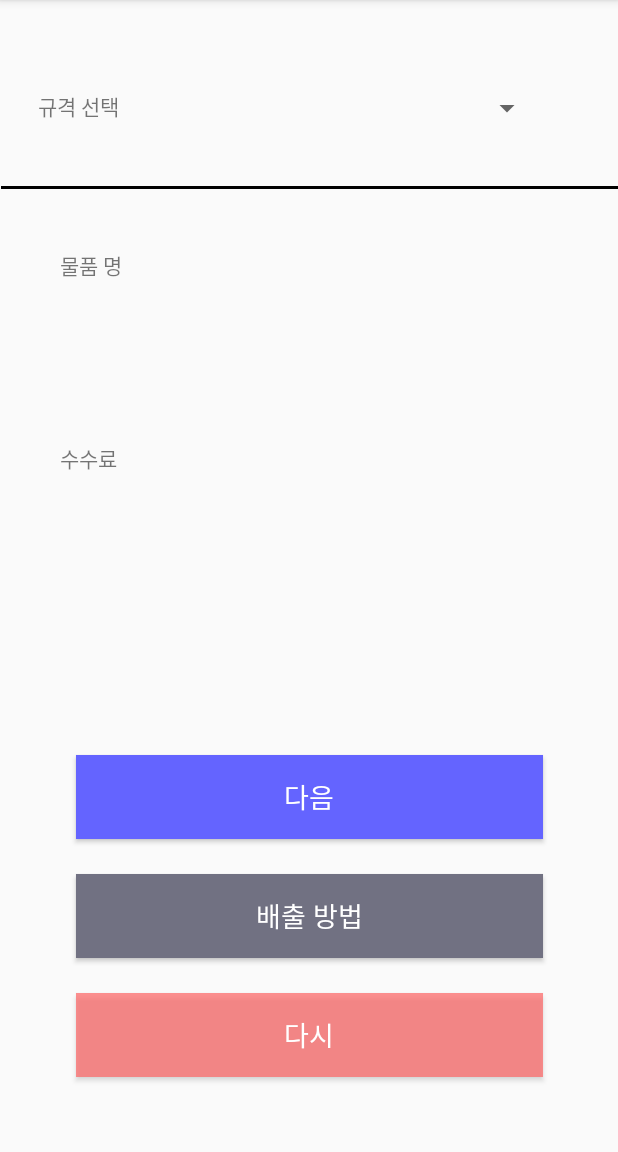
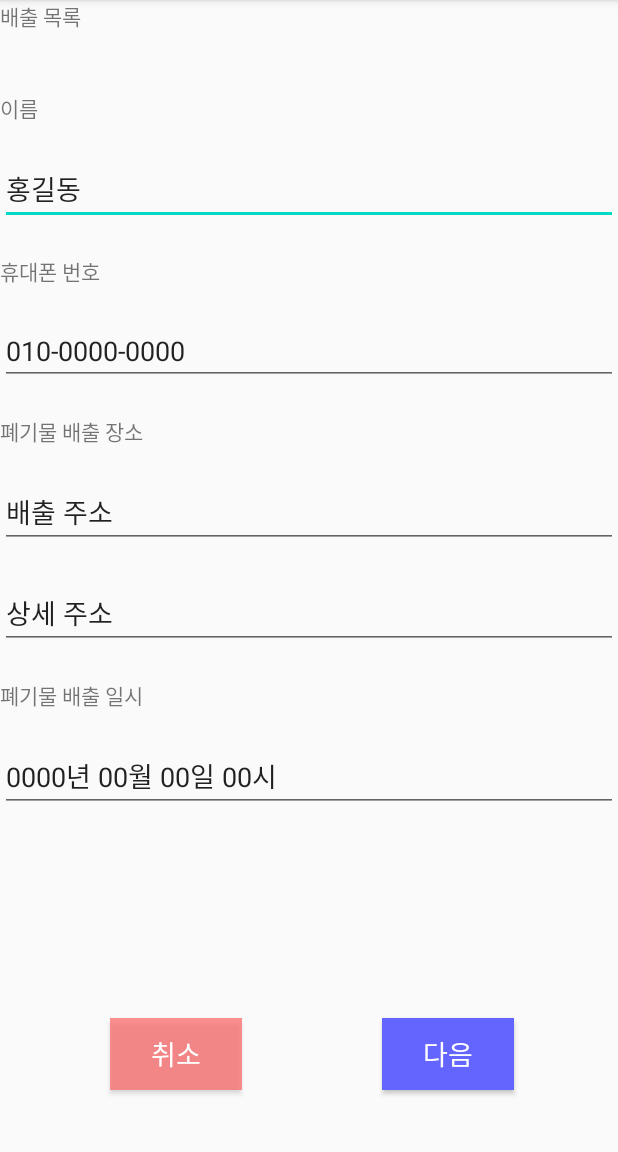
Before and after one commit to Ssook/Hoxy_front, an Android app: the WasteInfoActivity screen opened directly, with no data from a screen before it, after a tap on "다음", on a phone screen of 412 x 824 dp, the part 84-1236 px from its top. Run offline under Robolectric (Android 15) with nearby library versions, the phone set to English and light mode, and no system bars; 1 statement that could not run was skipped.

Commit message:
WasteApplyActivity

```diff
--- a/app/src/main/java/org/techtown/hoxy/waste/ResultActivity.java
+++ b/app/src/main/java/org/techtown/hoxy/waste/ResultActivity.java
@@ -81,7 +81,7 @@ public class ResultActivity extends AppCompatActivity {
 
         @Override
         public void onClick(View v) {
-
+            finish();
             Intent intent = new Intent(ResultActivity.this, WasteInfoActivity.class);
             intent.putExtra("intent_text",intent_text);
             startActivity(intent);
--- /dev/null
+++ b/app/src/main/java/org/techtown/hoxy/waste/WasteApplyActivity.java
@@ -0,0 +1,30 @@
+package org.techtown.hoxy.waste;
+
+import androidx.appcompat.app.AppCompatActivity;
+
+import android.os.Bundle;
+import android.widget.Button;
+import android.widget.EditText;
+import android.widget.ListView;
+import android.widget.TextView;
+
+import org.techtown.hoxy.R;
+
+import java.util.ArrayList;
+
+public class WasteApplyActivity extends AppCompatActivity {
+
+    private ArrayList<WasteInfoItem> apply_waste_list;
+    private ApplyInfo applyInfo;
+    private EditText editText_user_name, editText_phone_num, editText_address, editText_address_detail, editText_date;
+    private ListView listView_applied_waste;
+    private Button button_cancle, button_next;
+
+
+    @Override
+    protected void onCreate(Bundle savedInstanceState) {
+        super.onCreate(savedInstanceState);
+        setContentView(R.layout.activity_waste_apply);
+
+    }
+}
--- a/app/src/main/java/org/techtown/hoxy/waste/WasteInfoActivity.java
+++ b/app/src/main/java/org/techtown/hoxy/waste/WasteInfoActivity.java
@@ -21,6 +21,8 @@ public class WasteInfoActivity extends AppCompatActivity {
     private String waste_code, waste_fee;
     private Spinner waste_size_spinner;
     private String intent_text;
+    private WasteInfoItem waste_item;
+
     @Override
     protected void onCreate(Bundle savedInstanceState) {
         super.onCreate(savedInstanceState);
@@ -64,7 +66,7 @@ public class WasteInfoActivity extends AppCompatActivity {
             @Override
             public void onClick(View v) {
 
-
+                finish();
                 Intent intent = new Intent(WasteInfoActivity.this, ResultActivity.class);
                 intent.putExtra("intent_text", intent_text);
                 startActivity(intent);
@@ -76,7 +78,7 @@ public class WasteInfoActivity extends AppCompatActivity {
             @Override
             public void onClick(View v) {
                 finish();
-                Intent intent = new Intent(WasteInfoActivity.this, WasteInfoActivity.class);
+                Intent intent = new Intent(WasteInfoActivity.this, WasteApplyActivity.class);
                 startActivity(intent);
             }
         });
--- a/app/src/main/java/org/techtown/hoxy/waste/WasteInfoItem.java
+++ b/app/src/main/java/org/techtown/hoxy/waste/WasteInfoItem.java
@@ -9,6 +9,10 @@ public class WasteInfoItem {
     private int waste_fee;
     private int waste_No;
     private String img_Url;
+
+
+
+
 
    /* public String getWaste_name() {
         return waste_name;
--- /dev/null
+++ b/app/src/main/res/layout/activity_waste_apply.xml
@@ -0,0 +1,138 @@
+<?xml version="1.0" encoding="utf-8"?>
+<androidx.constraintlayout.widget.ConstraintLayout xmlns:android="http://schemas.android.com/apk/res/android"
+    xmlns:app="http://schemas.android.com/apk/res-auto"
+    xmlns:tools="http://schemas.android.com/tools"
+    android:layout_width="match_parent"
+    android:layout_height="match_parent"
+    tools:context=".waste.WasteApplyActivity">
+
+    <ScrollView
+        android:id="@+id/scrollView3"
+        android:layout_width="0dp"
+        android:layout_height="0dp"
+        android:layout_marginBottom="36dp"
+        app:layout_constraintBottom_toTopOf="@+id/button_next"
+        app:layout_constraintEnd_toEndOf="parent"
+        app:layout_constraintStart_toStartOf="parent"
+        app:layout_constraintTop_toTopOf="parent">
+
+        <LinearLayout
+            android:layout_width="match_parent"
+            android:layout_height="wrap_content"
+            android:orientation="vertical" >
+
+
+            <TextView
+                android:id="@+id/text_waste_list"
+                android:layout_width="match_parent"
+                android:layout_height="wrap_content"
+                android:layout_marginBottom="20dp"
+                android:text="배출 목록" />
+
+            <ListView
+                android:id="@+id/waste_list_view"
+                android:layout_width="match_parent"
+                android:layout_height="match_parent"
+                android:layout_marginBottom="20dp"/>
+
+
+            <TextView
+                android:id="@+id/text_user_name"
+                android:layout_width="match_parent"
+                android:layout_height="wrap_content"
+                android:layout_marginBottom="20dp"
+                android:text="이름" />
+
+            <EditText
+                android:id="@+id/edit_user_name"
+                android:layout_width="match_parent"
+                android:layout_height="wrap_content"
+                android:layout_marginBottom="20dp"
+                android:text="홍길동" />
+
+             <TextView
+            android:id="@+id/text_phone_num"
+            android:layout_width="match_parent"
+            android:layout_height="wrap_content"
+                 android:layout_marginBottom="20dp"
+            android:text="휴대폰 번호" />
+
+            <EditText
+                android:id="@+id/edit_phone_num"
+                android:layout_width="match_parent"
+                android:layout_height="wrap_content"
+                android:layout_marginBottom="20dp"
+                android:text="010-0000-0000" />
+
+            <TextView
+                android:id="@+id/text_address"
+                android:layout_width="match_parent"
+                android:layout_height="wrap_content"
+                android:layout_marginBottom="20dp"
+                android:text="폐기물 배출 장소" />
+
+            <EditText
+                android:id="@+id/edit_address"
+                android:layout_width="match_parent"
+                android:layout_height="wrap_content"
+                android:layout_marginBottom="20dp"
+
+                android:text="배출 주소" />
+
+            <EditText
+                android:id="@+id/edit_address_detail"
+                android:layout_width="match_parent"
+                android:layout_height="wrap_content"
+                android:layout_marginBottom="20dp"
+                android:text="상세 주소" />
+
+            <TextView
+                android:id="@+id/text_date"
+                android:layout_width="match_parent"
+                android:layout_height="wrap_content"
+                android:layout_marginBottom="20dp"
+                android:text="폐기물 배출 일시" />
+            <EditText
+                android:id="@+id/edit_date"
+                android:layout_width="match_parent"
+                android:layout_height="wrap_content"
+                android:layout_marginBottom="20dp"
+                android:text="0000년 00월 00일 00시" />
+
+
+
+
+
+        </LinearLayout>
+    </ScrollView>
+
+    <Button
+        android:id="@+id/button_cancle"
+        android:layout_width="wrap_content"
+        android:layout_height="wrap_content"
+        android:layout_marginStart="4dp"
+        android:layout_marginEnd="23dp"
+        android:layout_marginBottom="41dp"
+        android:background="#B3FF6464"
+        android:text="취소"
+        android:textColor="#FFFFFF"
+        android:textSize="18sp"
+        app:layout_constraintBottom_toBottomOf="parent"
+        app:layout_constraintEnd_toStartOf="@+id/button_next"
+        app:layout_constraintStart_toStartOf="parent" />
+
+    <Button
+        android:id="@+id/button_next"
+        android:layout_width="wrap_content"
+        android:layout_height="wrap_content"
+        android:layout_marginBottom="41dp"
+        android:background="#6464FF"
+        android:text="다음"
+        android:textColor="#FFFFFF"
+        android:textSize="18sp"
+        app:layout_constraintBottom_toBottomOf="parent"
+        app:layout_constraintEnd_toEndOf="parent"
+        app:layout_constraintStart_toEndOf="@+id/button_cancle"
+        app:layout_constraintTop_toBottomOf="@+id/scrollView3" />
+
+</androidx.constraintlayout.widget.ConstraintLayout>
```
Also changed, not shown: app/src/main/AndroidManifest.xml (+4 -7 lines), app/src/main/res/layout/fragment_gallery.xml (deleted, +0 -23 lines), app/src/main/res/layout/fragment_image.xml (deleted, +0 -71 lines), app/src/main/res/layout/fragment_result.xml (deleted, +0 -101 lines), app/src/main/res/layout/fragment_slideshow.xml (deleted, +0 -23 lines).
